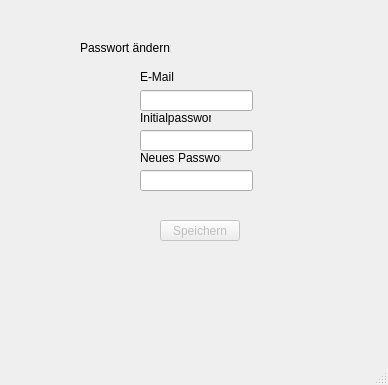
RomanDietenmeier/Klassenliste_Implementierung, file newpasswort.ui: the form before one commit.
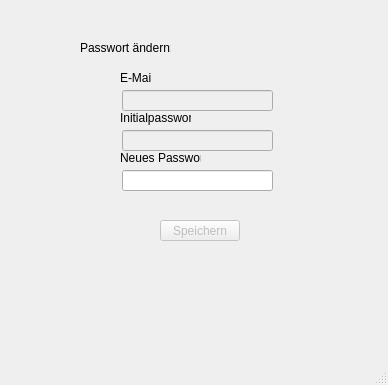
The form after the commit.

The edit to the form file:
```diff
--- a/newpasswort.ui
+++ b/newpasswort.ui
@@ -30,10 +30,10 @@
    <widget class="QLabel" name="label_2">
     <property name="geometry">
      <rect>
-      <x>140</x>
+      <x>120</x>
       <y>70</y>
-      <width>47</width>
-      <height>13</height>
+      <width>31</width>
+      <height>16</height>
      </rect>
     </property>
     <property name="text">
@@ -41,11 +41,14 @@
     </property>
    </widget>
    <widget class="QLineEdit" name="np_email">
+    <property name="enabled">
+     <bool>false</bool>
+    </property>
     <property name="geometry">
      <rect>
-      <x>140</x>
+      <x>122</x>
       <y>90</y>
-      <width>113</width>
+      <width>151</width>
       <height>21</height>
      </rect>
     </property>
@@ -53,7 +56,7 @@
    <widget class="QLabel" name="label_3">
     <property name="geometry">
      <rect>
-      <x>140</x>
+      <x>120</x>
       <y>110</y>
       <width>71</width>
       <height>16</height>
@@ -64,11 +67,14 @@
     </property>
    </widget>
    <widget class="QLineEdit" name="np_initialpasswort">
+    <property name="enabled">
+     <bool>false</bool>
+    </property>
     <property name="geometry">
      <rect>
-      <x>140</x>
+      <x>122</x>
       <y>130</y>
-      <width>113</width>
+      <width>151</width>
       <height>21</height>
      </rect>
     </property>
@@ -76,7 +82,7 @@
    <widget class="QLabel" name="label_4">
     <property name="geometry">
      <rect>
-      <x>140</x>
+      <x>120</x>
       <y>150</y>
       <width>81</width>
       <height>16</height>
@@ -89,9 +95,9 @@
    <widget class="QLineEdit" name="np_neuespasswort">
     <property name="geometry">
      <rect>
-      <x>140</x>
+      <x>122</x>
       <y>170</y>
-      <width>113</width>
+      <width>151</width>
       <height>21</height>
      </rect>
     </property>
```
